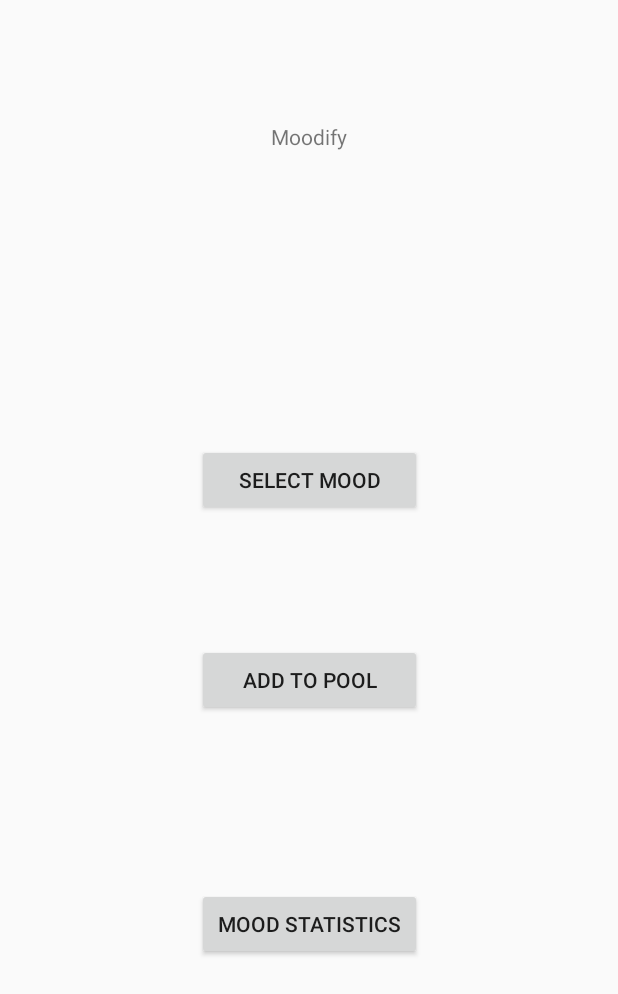
After one commit to LMChavez980/FYP-Moodify, an Android app: the layout activity_generate.xml on its own in the app's theme, with its tools: preview values and no code run, on a phone screen of 412 x 824 dp. The commit adds this screen. Shown: the top 994 px of the screen. Run offline under Robolectric (Android 15) with nearby library versions, the phone set to English and light mode, and no system bars.

Commit message:
Create xml files for main screen and added checkbox

```diff
--- /dev/null
+++ b/MoodifyApp/app/src/main/res/layout/activity_generate.xml
@@ -0,0 +1,51 @@
+<?xml version="1.0" encoding="utf-8"?>
+<androidx.constraintlayout.widget.ConstraintLayout
+    xmlns:android="http://schemas.android.com/apk/res/android"
+    xmlns:app="http://schemas.android.com/apk/res-auto"
+    xmlns:tools="http://schemas.android.com/tools"
+    android:layout_width="match_parent"
+    android:layout_height="match_parent">
+
+
+    <Button
+        android:id="@+id/generate_button"
+        android:layout_width="150dp"
+        android:layout_height="wrap_content"
+        android:layout_marginTop="296dp"
+        android:text="Select Mood"
+        app:layout_constraintEnd_toEndOf="parent"
+        app:layout_constraintStart_toStartOf="parent"
+        app:layout_constraintTop_toTopOf="parent" />
+
+    <Button
+        android:id="@+id/add_to_pool"
+        android:layout_width="150dp"
+        android:layout_height="wrap_content"
+        android:layout_marginTop="85dp"
+        android:text="Add To Pool"
+        app:layout_constraintEnd_toEndOf="parent"
+        app:layout_constraintStart_toStartOf="parent"
+        app:layout_constraintTop_toBottomOf="@+id/generate_button" />
+
+    <Button
+        android:id="@+id/to_stats"
+        android:layout_width="150dp"
+        android:layout_height="wrap_content"
+        android:layout_marginTop="68dp"
+        android:layout_marginBottom="138dp"
+        android:text="Mood Statistics"
+        app:layout_constraintBottom_toBottomOf="parent"
+        app:layout_constraintEnd_toEndOf="parent"
+        app:layout_constraintStart_toStartOf="parent"
+        app:layout_constraintTop_toBottomOf="@+id/add_to_pool" />
+
+    <TextView
+        android:id="@+id/logo"
+        android:layout_width="wrap_content"
+        android:layout_height="wrap_content"
+        android:layout_marginTop="81dp"
+        android:text="@string/app_name"
+        app:layout_constraintEnd_toEndOf="parent"
+        app:layout_constraintStart_toStartOf="parent"
+        app:layout_constraintTop_toTopOf="parent" />
+</androidx.constraintlayout.widget.ConstraintLayout>
--- a/MoodifyApp/app/src/main/res/layout/activity_main.xml
+++ b/MoodifyApp/app/src/main/res/layout/activity_main.xml
@@ -23,6 +23,7 @@
         android:layout_width="wrap_content"
         android:layout_height="wrap_content"
         android:layout_gravity="bottom|end"
+        android:layout_margin="16dp"
         android:clickable="true"
         app:srcCompat="@android:drawable/ic_input_add" />
 
--- a/MoodifyApp/app/src/main/res/layout/list_playlist.xml
+++ b/MoodifyApp/app/src/main/res/layout/list_playlist.xml
@@ -8,9 +8,8 @@
     android:focusable="true"
     android:orientation="vertical">
 
-    <CheckedTextView
+    <CheckBox
         android:id="@+id/list_item"
-        android:checkMark="?android:attr/listChoiceIndicatorMultiple"
         style="@style/playlist_list_style"
         android:layout_width="match_parent"
         android:layout_height="wrap_content"
--- /dev/null
+++ b/MoodifyApp/app/src/main/res/menu/bottom_navigation_menu.xml
@@ -0,0 +1,4 @@
+<?xml version="1.0" encoding="utf-8"?>
+<menu xmlns:android="http://schemas.android.com/apk/res/android">
+
+</menu>
```
Also changed, not shown: MoodifyApp/app/src/main/java/com/fypmood/moodify/ExPlaylistRecyclerAdapter.java (+9 -5 lines), MoodifyApp/app/src/main/java/com/fypmood/moodify/GeneratePlaylist.java (added, +7 -0 lines), MoodifyApp/app/src/main/java/com/fypmood/moodify/MainActivity.java (+0 -21 lines).
